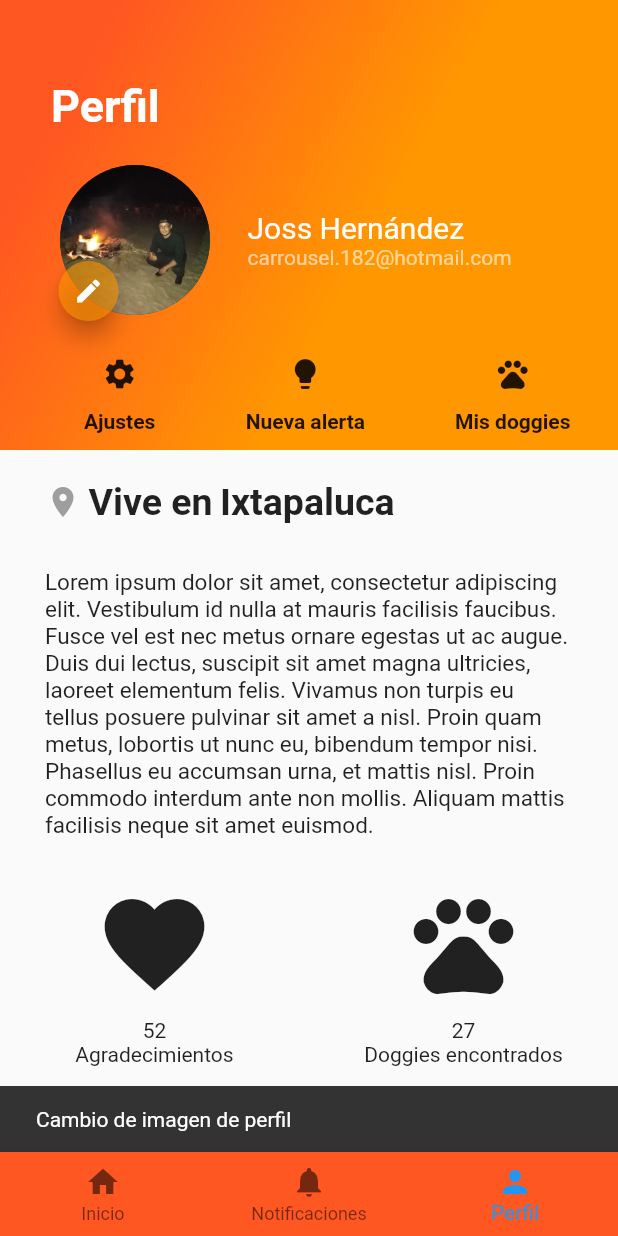
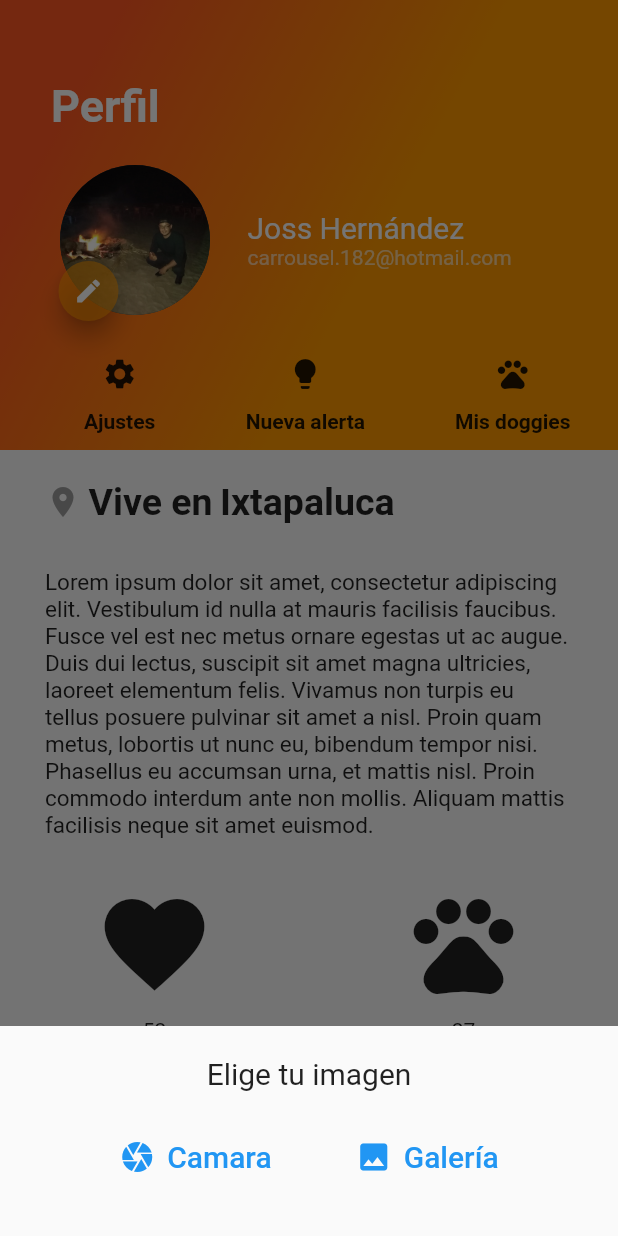
Before and after one commit to JoseHerCast/patitasACasa, a Flutter app: the PatitasACasa screen opened directly, item 3 of the bottom bar chosen, after a tap on the "create" icon, on a phone screen of 412 x 824 dp. Run offline on Flutter 3.47's test engine with Material 2 defaults, Android fonts, the light colour scheme and no system bars; our stand-ins replace firebase_auth, firebase_core, flutter_login, image_picker; accounts and stored records are empty; Roboto replaces fonts that are missing (Lato-Regular).

Commit message:
"Cambios a la imagen de perfil"

```diff
--- a/lib/components/edit_button.dart
+++ b/lib/components/edit_button.dart
@@ -1,4 +1,5 @@
 import 'package:flutter/material.dart';
+import 'package:patitas_a_casa/image_options.dart';
 
 class EditButton extends StatefulWidget {
   const EditButton({Key? key}) : super(key: key);
@@ -24,11 +25,9 @@ class _EditButtonState extends State<EditButton> {
       ),
       //Funcionalidad
       onPressed: () {
-        //Muestra una breve snackbar con un mensaje (solo para prueba de funcionamiento)
-        ScaffoldMessenger.of(context).showSnackBar(
-          const SnackBar(
-            content: Text("Cambio de imagen de perfil"),
-          ),
+        showModalBottomSheet(
+          context: context,
+          builder: ((builder) => ImageOptions()),
         );
       },
     );
--- /dev/null
+++ b/lib/image_options.dart
@@ -0,0 +1,89 @@
+import 'package:flutter/material.dart';
+import 'package:image_picker/image_picker.dart';
+
+class ImageOptions extends StatefulWidget {
+  ImageOptions({Key? key}) : super(key: key);
+
+  @override
+  _ImageOptionsState createState() => _ImageOptionsState();
+}
+
+class _ImageOptionsState extends State<ImageOptions> {
+  late PickedFile imageFile;
+  final ImagePicker picker = ImagePicker();
+  @override
+  Widget build(BuildContext context) {
+    return Container(
+      height: 100,
+      width: MediaQuery.of(context).size.width,
+      margin: EdgeInsets.symmetric(
+        horizontal: 20,
+        vertical: 20,
+      ),
+      child: Column(
+        children: <Widget>[
+          Text(
+            "Elige tu imagen",
+            style: TextStyle(
+              fontSize: 20,
+              fontFamily: "Lato-Regular",
+            ),
+          ),
+          SizedBox(
+            height: 20,
+          ),
+          Row(
+            mainAxisAlignment: MainAxisAlignment.center,
+            children: <Widget>[
+              Container(
+                margin: EdgeInsets.only(
+                  right: 20,
+                ),
+                child: TextButton.icon(
+                  onPressed: () {
+                    takePhoto(ImageSource.camera);
+                  },
+                  icon: Icon(Icons.camera),
+                  label: Text(
+                    "Camara",
+                    style: TextStyle(
+                      fontFamily: "Lato-Regular",
+                      fontSize: 20,
+                    ),
+                  ),
+                ),
+              ),
+              Container(
+                margin: EdgeInsets.only(
+                  left: 20,
+                ),
+                child: TextButton.icon(
+                  onPressed: () {
+                    takePhoto(ImageSource.gallery);
+                  },
+                  icon: Icon(Icons.image),
+                  label: Text(
+                    "Galería",
+                    style: TextStyle(
+                      fontFamily: "Lato-Regular",
+                      fontSize: 20,
+                    ),
+                  ),
+                ),
+              ),
+            ],
+          )
+        ],
+      ),
+    );
+  }
+
+  void takePhoto(ImageSource source) async {
+    final pickedFile = await picker.pickImage(
+      source: source,
+    );
+    setState(() {
+      imageFile = pickedFile as PickedFile;
+    });
+  }
+}
--- a/lib/screens/profile.dart
+++ b/lib/screens/profile.dart
@@ -4,9 +4,14 @@ import 'package:patitas_a_casa/profile_header_appbar.dart';
 import '../profile_description.dart';
 import '../statistics.dart';
 
-class Profile extends StatelessWidget {
+class Profile extends StatefulWidget {
   const Profile({Key? key}) : super(key: key);
 
+  @override
+  State<Profile> createState() => _ProfileState();
+}
+
+class _ProfileState extends State<Profile> {
   @override
   Widget build(BuildContext context) {
     return Stack(
--- a/pubspec.yaml
+++ b/pubspec.yaml
@@ -45,6 +45,9 @@ dependencies:
   # Use with the CupertinoIcons class for iOS style icons.
   cupertino_icons: ^1.0.4
   flutter_login: ^3.1.0
+
+  # Add the dependencies for image picker
+  image_picker: ^0.8.4
 
 dev_dependencies:
   flutter_test:
```
Also changed, not shown: pubspec.lock.
